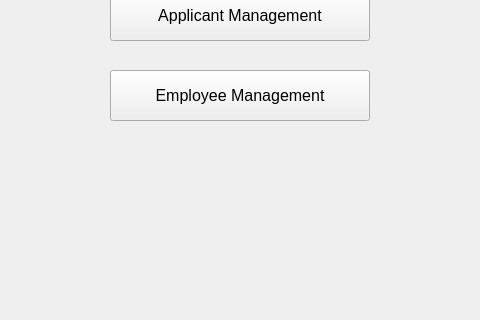
Old version of the form HR homepage.ui in the repository MikaalImam/DBMS_proj; both pictures show x 160 to 640 and y 130 to 450 of the 800 by 450 pixel window.
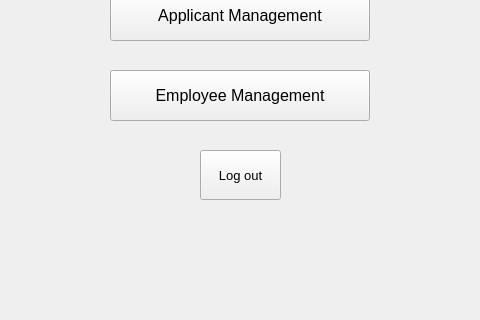
New version of the form.

```diff
--- a/HR homepage.ui
+++ b/HR homepage.ui
@@ -68,6 +68,24 @@
      <string>Employee Management</string>
     </property>
    </widget>
+   <widget class="QPushButton" name="pushButton_3">
+    <property name="geometry">
+     <rect>
+      <x>360</x>
+      <y>280</y>
+      <width>81</width>
+      <height>50</height>
+     </rect>
+    </property>
+    <property name="font">
+     <font>
+      <pointsize>10</pointsize>
+     </font>
+    </property>
+    <property name="text">
+     <string>Log out</string>
+    </property>
+   </widget>
   </widget>
   <widget class="QMenuBar" name="menubar">
    <property name="geometry">
```
Left out of the diff: 2 changed lines with no effect on the pictures.
